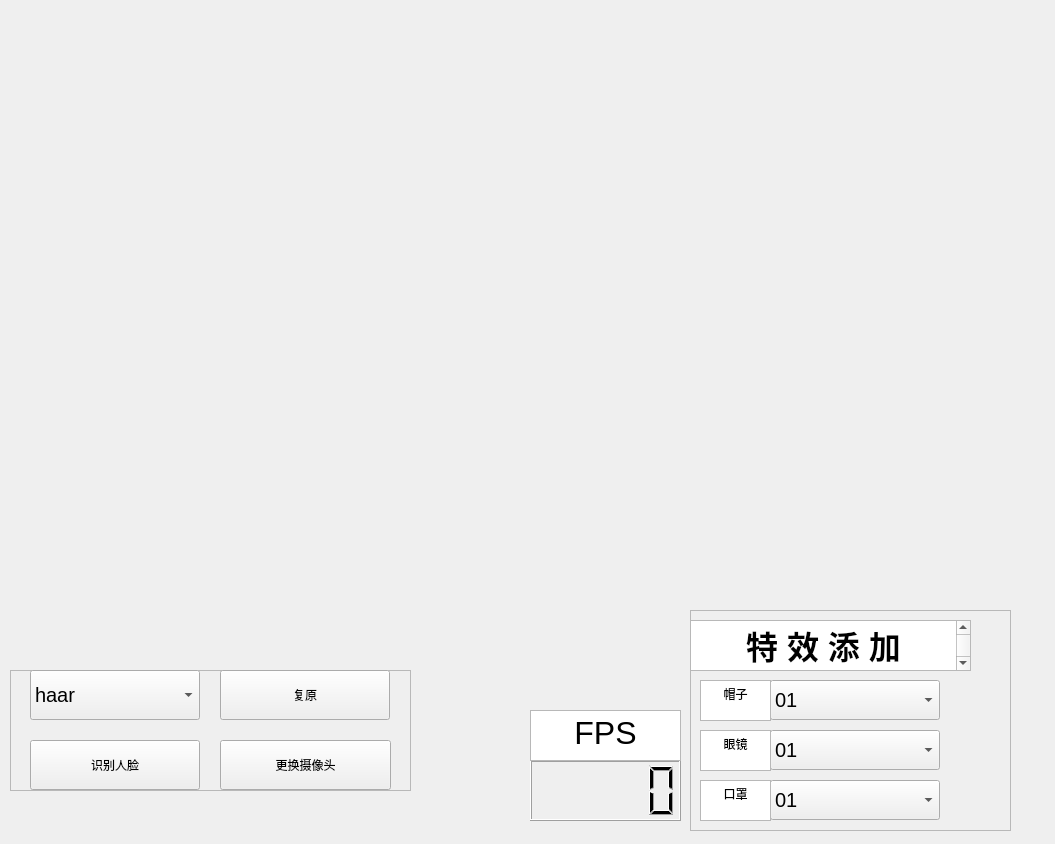
This is ui/widget_camera.ui in babyMaster2/FaceCraft as Qt 5 draws it before an edit. The edited form follows.
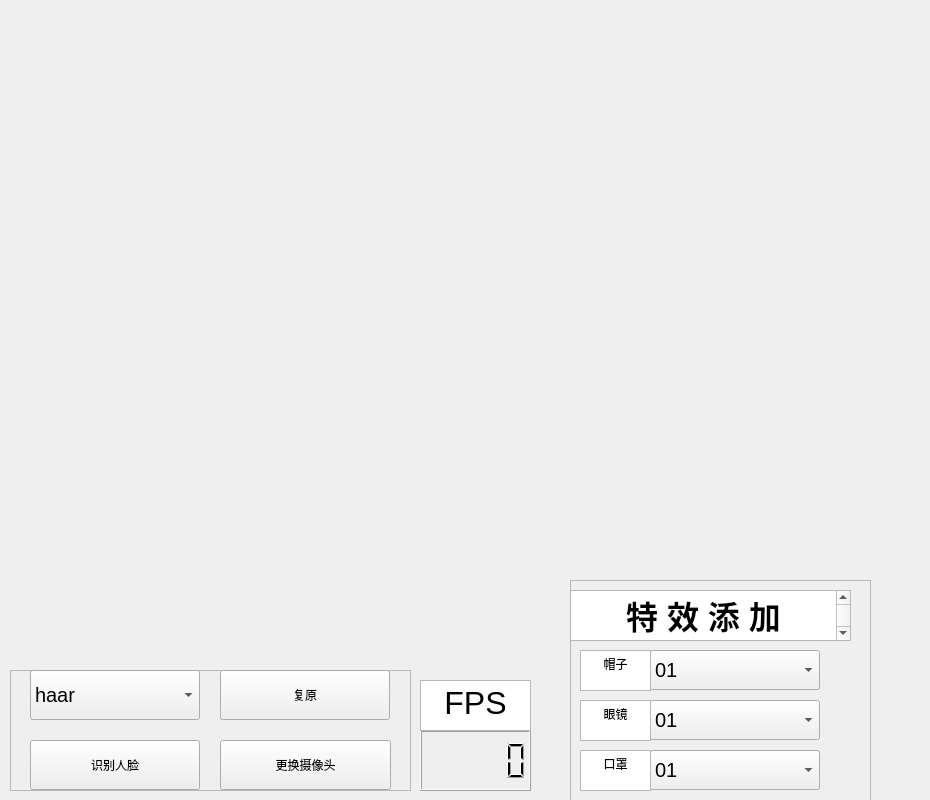
This is the edited form.

```diff
--- a/ui/widget_camera.ui
+++ b/ui/widget_camera.ui
@@ -6,8 +6,8 @@
    <rect>
     <x>0</x>
     <y>0</y>
-    <width>1055</width>
-    <height>844</height>
+    <width>930</width>
+    <height>800</height>
    </rect>
   </property>
   <property name="windowTitle">
@@ -16,9 +16,9 @@
   <widget class="QLabel" name="label">
    <property name="geometry">
     <rect>
-     <x>40</x>
+     <x>30</x>
      <y>40</y>
-     <width>944</width>
+     <width>721</width>
      <height>531</height>
     </rect>
    </property>
@@ -117,9 +117,9 @@
   <widget class="QLCDNumber" name="lcdNumber">
    <property name="geometry">
     <rect>
-     <x>530</x>
-     <y>760</y>
-     <width>151</width>
+     <x>420</x>
+     <y>730</y>
+     <width>111</width>
      <height>61</height>
     </rect>
    </property>
@@ -127,9 +127,9 @@
   <widget class="QTextBrowser" name="textBrowser">
    <property name="geometry">
     <rect>
-     <x>530</x>
-     <y>710</y>
-     <width>151</width>
+     <x>420</x>
+     <y>680</y>
+     <width>111</width>
      <height>51</height>
     </rect>
    </property>
@@ -144,9 +144,9 @@
   <widget class="QFrame" name="frame_2">
    <property name="geometry">
     <rect>
-     <x>690</x>
-     <y>610</y>
-     <width>321</width>
+     <x>570</x>
+     <y>580</y>
+     <width>301</width>
      <height>221</height>
     </rect>
    </property>
```
